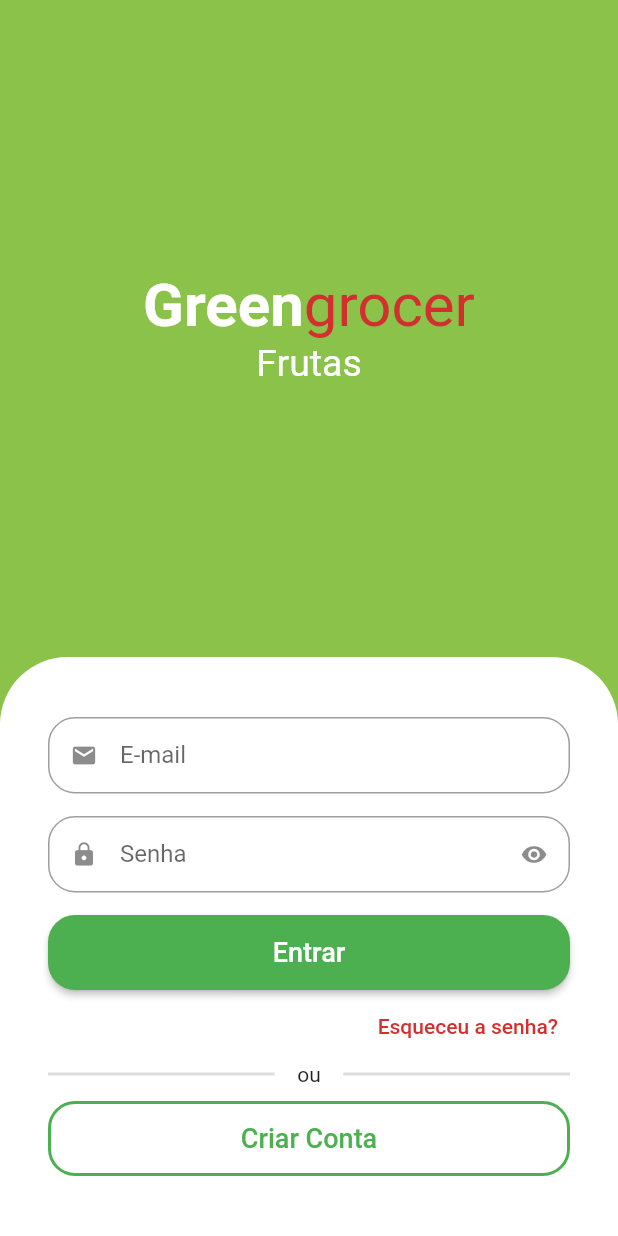
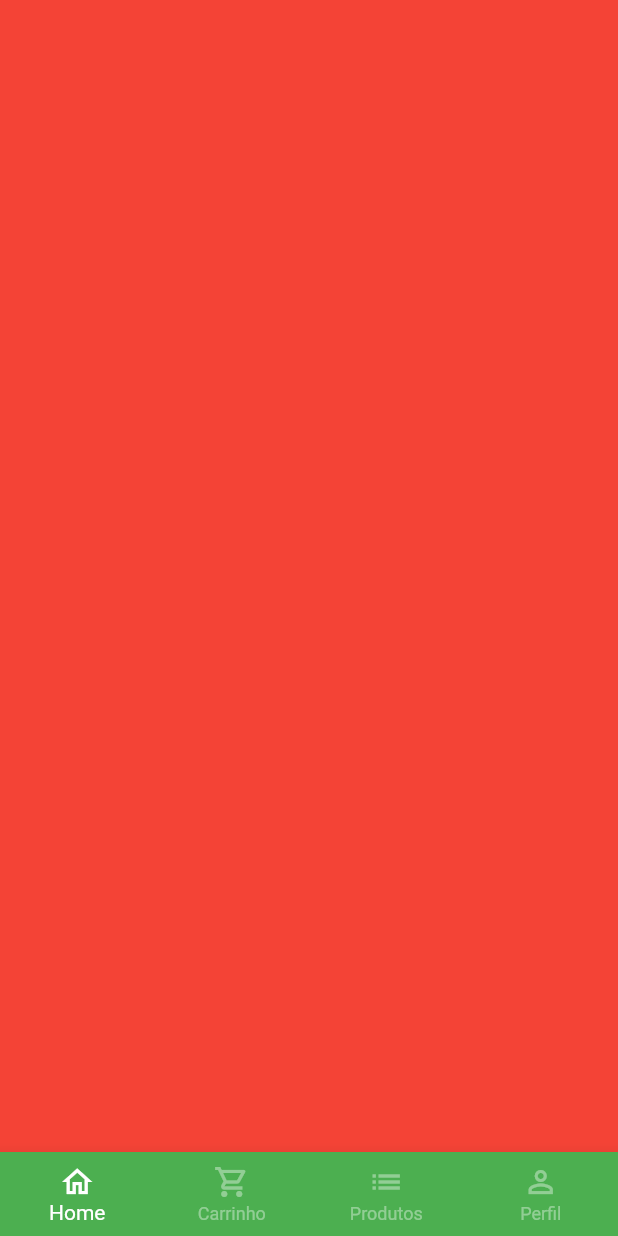
Before and after one commit to FelipeMonteiro013/Greengrocer, a Flutter app: the screen it shows after launch, after a tap on "Entrar", on a phone screen of 412 x 824 dp. Run offline on Flutter 3.47's test engine with Material 2 defaults, Android fonts, the phone set to English and light mode, and no system bars; drawn by our look-alikes of animated_text_kit; our stand-ins replace mask_text_input_formatter.

Commit message:
Base to navigate between application screens

```diff
--- a/lib/src/auth/sign_in_screen.dart
+++ b/lib/src/auth/sign_in_screen.dart
@@ -2,6 +2,7 @@ import 'package:animated_text_kit/animated_text_kit.dart';
 import 'package:flutter/material.dart';
 import 'package:greengrocer/src/auth/components/custom_text_field.dart';
 import 'package:greengrocer/src/auth/sign_up_screen.dart';
+import 'package:greengrocer/src/base/base_screen.dart';
 import 'package:greengrocer/src/config/custom_colors.dart';
 
 class SignInScreen extends StatelessWidget {
@@ -96,7 +97,15 @@ class SignInScreen extends StatelessWidget {
                       style: ElevatedButton.styleFrom(
                           shape: RoundedRectangleBorder(
                               borderRadius: BorderRadius.circular(18))),
-                      onPressed: () {},
+                      onPressed: () {
+                        Navigator.of(context).pushReplacement(
+                          MaterialPageRoute(
+                            builder: (c) {
+                              return const BaseScreen();
+                            },
+                          ),
+                        );
+                      },
                       child: const Text(
                         'Entrar',
                         style: TextStyle(fontSize: 18),
--- /dev/null
+++ b/lib/src/base/base_screen.dart
@@ -0,0 +1,68 @@
+import 'package:flutter/material.dart';
+
+class BaseScreen extends StatefulWidget {
+  const BaseScreen({Key? key}) : super(key: key);
+
+  @override
+  State<BaseScreen> createState() => _BaseScreenState();
+}
+
+class _BaseScreenState extends State<BaseScreen> {
+  int currentIndex = 0;
+  final pageController = PageController();
+
+  @override
+  Widget build(BuildContext context) {
+    return Scaffold(
+      body: PageView(
+        controller: pageController,
+        physics: const NeverScrollableScrollPhysics(),
+        children: [
+          Container(
+            color: Colors.red,
+          ),
+          Container(
+            color: Colors.yellow,
+          ),
+          Container(
+            color: Colors.blue,
+          ),
+          Container(
+            color: Colors.purple,
+          ),
+        ],
+      ),
+      bottomNavigationBar: BottomNavigationBar(
+        currentIndex: currentIndex,
+        onTap: (index) {
+          setState(() {
+            currentIndex = index;
+            pageController.jumpToPage(index);
+          });
+        },
+        backgroundColor: Colors.green,
+        selectedItemColor: Colors.white,
+        unselectedItemColor: Colors.white.withAlpha(100),
+        type: BottomNavigationBarType.fixed,
+        items: const [
+          BottomNavigationBarItem(
+            icon: Icon(Icons.home_outlined),
+            label: 'Home',
+          ),
+          BottomNavigationBarItem(
+            icon: Icon(Icons.shopping_cart_outlined),
+            label: 'Carrinho',
+          ),
+          BottomNavigationBarItem(
+            icon: Icon(Icons.list),
+            label: 'Produtos',
+          ),
+          BottomNavigationBarItem(
+            icon: Icon(Icons.person_outline),
+            label: 'Perfil',
+          ),
+        ],
+      ),
+    );
+  }
+}
```
